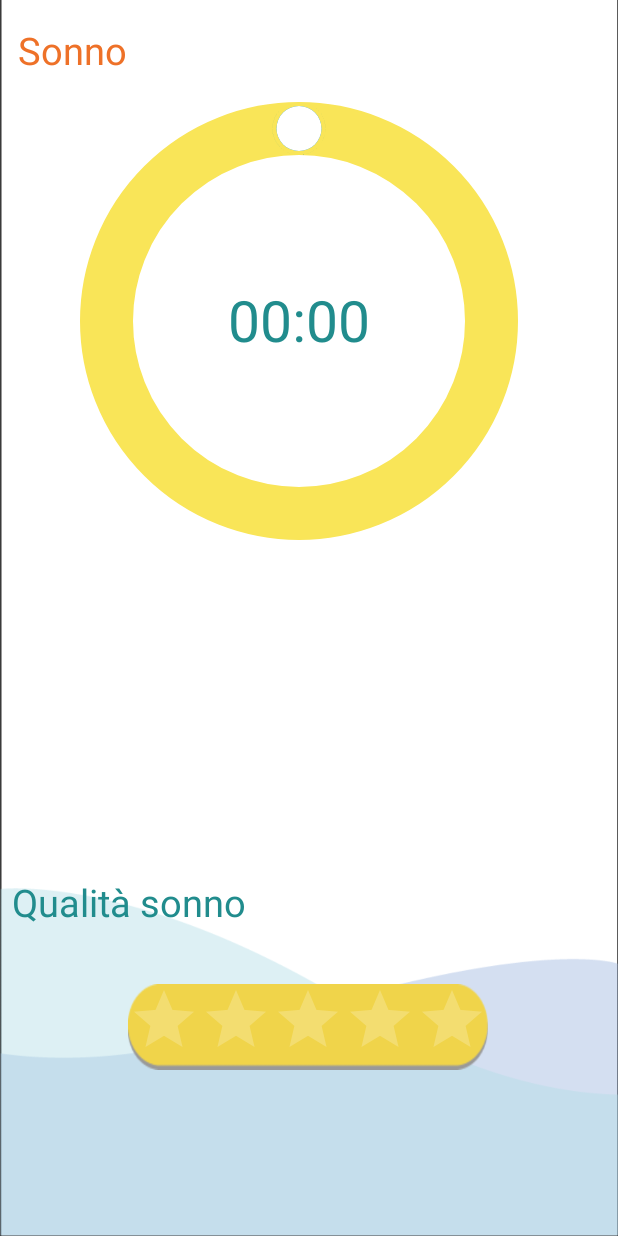
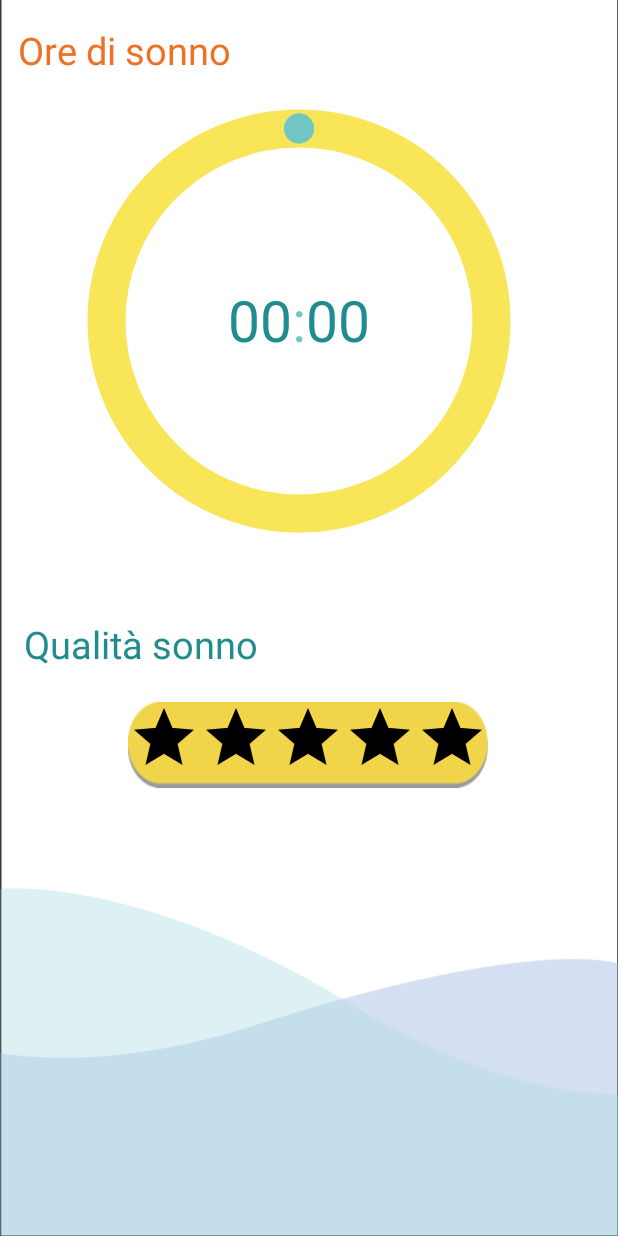
Before and after one commit to AntonioLezzi/Walk4U, an Android app: the Sonno screen opened directly, with no data from a screen before it, on a phone screen of 412 x 824 dp. Run offline under Robolectric (Android 15) with nearby library versions, the phone set to English and light mode, and no system bars; Roboto replaces fonts that are not available here.

Commit message:
rating bar qualità sonno, colori etc

```diff
--- a/app/src/main/java/com/example/walk4you/CircleTimerView.java
+++ b/app/src/main/java/com/example/walk4you/CircleTimerView.java
@@ -43,21 +43,21 @@ public class CircleTimerView extends View {
 
     // Default dimension in dp/pt
     private static final float DEFAULT_GAP_BETWEEN_CIRCLE_AND_LINE = 30;
-    private static final float DEFAULT_NUMBER_SIZE = 10;
+    private static final float DEFAULT_NUMBER_SIZE = 30;
     private static final float DEFAULT_LINE_WIDTH = 0.5f;
-    private static final float DEFAULT_CIRCLE_BUTTON_RADIUS = 15;
+    private static final float DEFAULT_CIRCLE_BUTTON_RADIUS =10;
     private static final float DEFAULT_CIRCLE_STROKE_WIDTH = 1;
     private static final float DEFAULT_TIMER_NUMBER_SIZE = 38;
     private static final float DEFAULT_TIMER_TEXT_SIZE = 18;
 
     // Default color
     private static final int DEFAULT_CIRCLE_COLOR = 0xFFFF0000;
-    private static final int DEFAULT_CIRCLE_BUTTON_COLOR = 0xFFFFFFFF; //COLORE PALLINO 2
+    private static final int DEFAULT_CIRCLE_BUTTON_COLOR = 0xFF71C5C5; //COLORE PALLINO 2
     private static final int DEFAULT_LINE_COLOR = 0xFF218C8D; //COLORE LINEA EVIDENZIATA (GIALLO)
     private static final int DEFAULT_HIGHLIGHT_LINE_COLOR = 0xFF68C5D7;
     private static final int DEFAULT_NUMBER_COLOR = 0xFFF9E558;  //COLORE CIRCOFERENZA BASE
     private static final int DEFAULT_TIMER_NUMBER_COLOR = 0xFF218C8D; //COLORE SCRITTA
-    private static final int DEFAULT_TIMER_COLON_COLOR = 0xFF218C8D; //COLORE PUNTINI
+    private static final int DEFAULT_TIMER_COLON_COLOR = 0xFF71C5C5; //COLORE PUNTINI
     private static final int DEFAULT_TIMER_TEXT_COLOR = 0xFFFFFFFF;
 
     // Paint
@@ -69,6 +69,7 @@ public class CircleTimerView extends View {
     private Paint mTimerNumberPaint;
     private Paint mTimerTextPaint;
     private Paint mTimerColonPaint;
+
 
     // Dimension
     private float mGapBetweenCircleAndLine;
--- a/app/src/main/res/layout/activity_sonno.xml
+++ b/app/src/main/res/layout/activity_sonno.xml
@@ -23,8 +23,8 @@
         android:id="@+id/textView39"
         android:layout_width="wrap_content"
         android:layout_height="wrap_content"
-        android:layout_marginStart="8dp"
-        android:layout_marginTop="584dp"
+        android:layout_marginStart="16dp"
+        android:layout_marginTop="412dp"
         android:fontFamily="@font/assistant_semibold"
         android:text="Qualità sonno"
         android:textColor="@color/colorPrimaryLogin"
@@ -39,7 +39,7 @@
         android:layout_marginStart="12dp"
         android:layout_marginTop="16dp"
         android:fontFamily="@font/assistant_bold"
-        android:text="Sonno"
+        android:text="Ore di sonno"
         android:textColor="@color/colorPrimaryDarkLogin"
         android:textSize="25sp"
         app:layout_constraintStart_toStartOf="parent"
@@ -54,13 +54,15 @@
         android:layout_alignParentEnd="true"
         android:layout_alignParentBottom="true"
         android:layout_marginStart="8dp"
-        android:layout_marginTop="656dp"
+        android:layout_marginTop="468dp"
         android:layout_marginEnd="8dp"
         android:background="@drawable/pulsantegiallo"
         android:numStars="5"
         app:layout_constraintEnd_toEndOf="parent"
         app:layout_constraintHorizontal_bias="0.496"
         app:layout_constraintStart_toStartOf="parent"
-        app:layout_constraintTop_toTopOf="parent" />
+        app:layout_constraintTop_toTopOf="parent"
+        android:progressTint="@color/colorWhite"
+        android:progressBackgroundTint="#000000"/>
 
 </android.support.constraint.ConstraintLayout>
```
